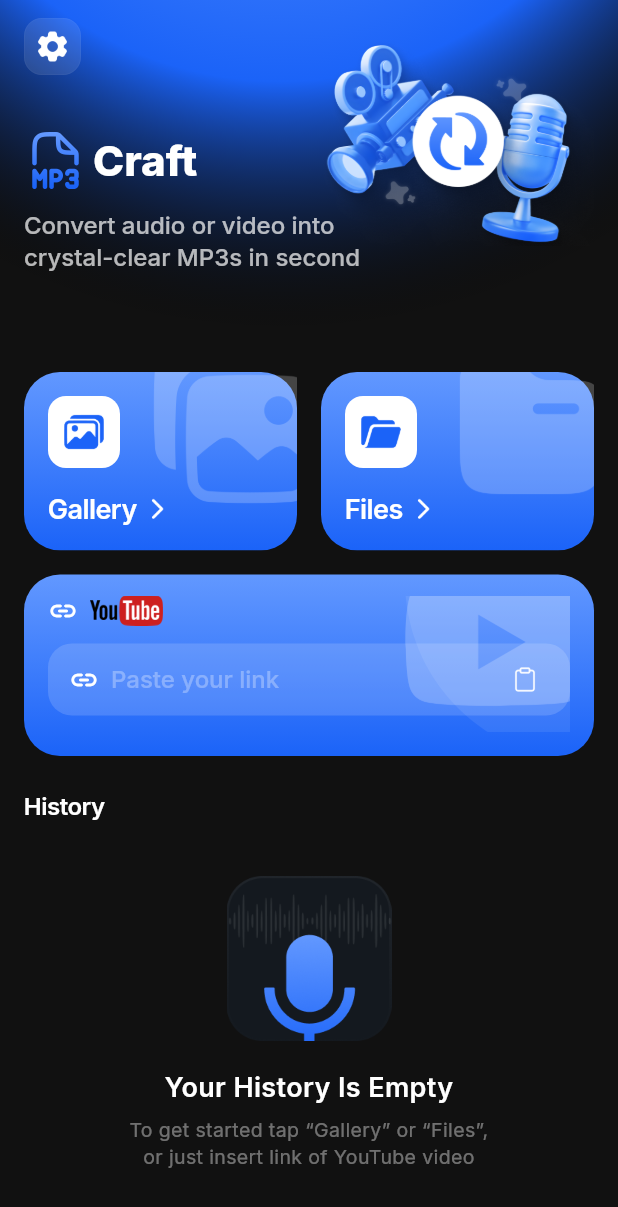
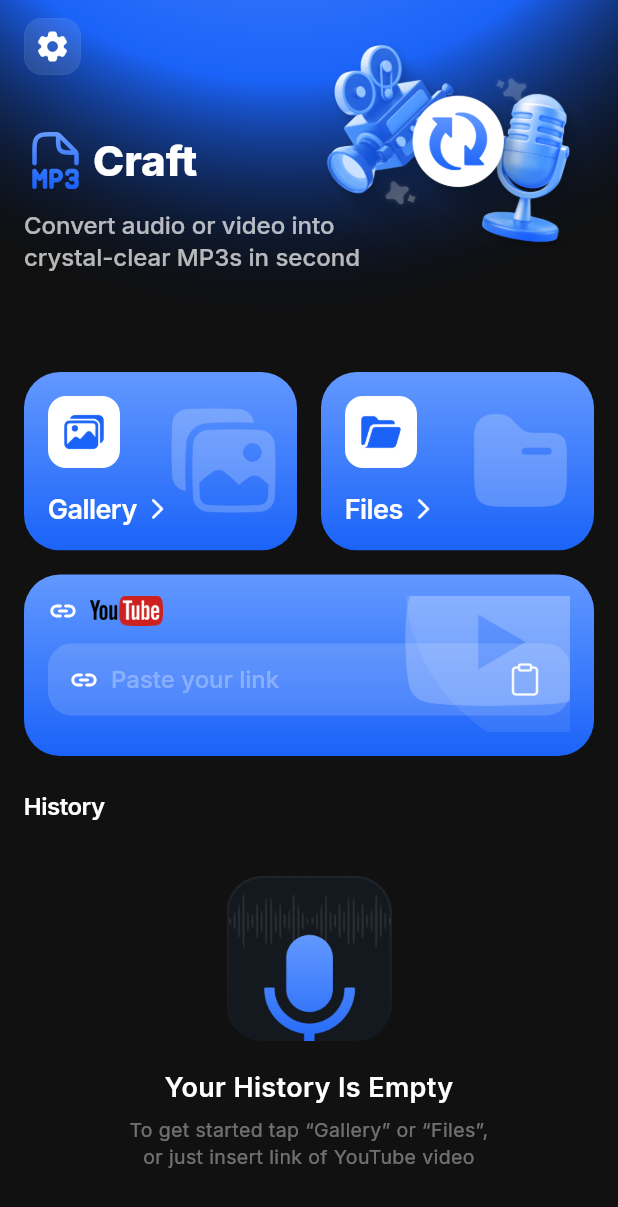
Before and after one commit to aleksandr-chaika/video-to-audio, a Flutter app: the screen it shows after launch, on a phone screen of 412 x 824 dp. Shown: the top 1207 px of the screen. Run offline on Flutter 3.47's test engine with Material 3 defaults, Android fonts, the phone set to English and light mode, and no system bars; our stand-ins replace dartz, dio, equatable, file_picker, flutter_bloc, get_it and 6 more; accounts and stored records are empty.

Commit message:
feat(ui): pixel-perfect декорации + clipboard + stagger анимация HomePage
Декорации Gallery/Files (Image #21 ref):
- Размер уменьшен с 114×114 до 85×74 (Figma selection bbox)
- Позиция: right:6 top:22 — иконка в правой нижней части card
- Не торчит за границы вверх (как было раньше с top:-23)
- Соответствует Image #23 reference

Clipboard icon в YouTube input (Image #24 ref):
- Размер с 18 до 24 (Figma node 3:176 lucide:clipboard 24×24)
- Иконка видимая, без circle background для paste-режима

Stagger fade+slide анимация на старте HomePage:
- Новый виджет FadeSlideIn (lib/core/widgets/fade_slide_in.dart)
- Каждый блок появляется с offset delay 80ms:
  header(0) → hero(80) → cards(160) → input(240) → history-title(320) → history-empty(400)
- Длительность 480ms, easeOutCubic, slide-up 24% offset → 0
- Безopasно для re-builds (контроллер dispose в state)

````diff
--- /dev/null
+++ b/mobile/lib/core/widgets/fade_slide_in.dart
@@ -0,0 +1,62 @@
+import 'package:flutter/material.dart';
+
+/// Простой fade-in + slide-up на старте экрана. Используется для
+/// staggered-появления блоков HomePage (header → hero → cards → input → history).
+///
+/// Применение:
+/// ```dart
+/// FadeSlideIn(delay: Duration(milliseconds: 80), child: AppLogo())
+/// ```
+class FadeSlideIn extends StatefulWidget {
+  const FadeSlideIn({
+    required this.child,
+    super.key,
+    this.delay = Duration.zero,
+    this.duration = const Duration(milliseconds: 480),
+    this.offsetY = 24,
+    this.curve = Curves.easeOutCubic,
+  });
+
+  final Widget child;
+  final Duration delay;
+  final Duration duration;
+  final double offsetY;
+  final Curve curve;
+
+  @override
+  State<FadeSlideIn> createState() => _FadeSlideInState();
+}
+
+class _FadeSlideInState extends State<FadeSlideIn>
+    with SingleTickerProviderStateMixin {
+  late final AnimationController _controller =
+      AnimationController(vsync: this, duration: widget.duration);
+  late final Animation<double> _opacity =
+      CurvedAnimation(parent: _controller, curve: widget.curve);
+  late final Animation<Offset> _slide = Tween<Offset>(
+    begin: Offset(0, widget.offsetY / 100),
+    end: Offset.zero,
+  ).animate(CurvedAnimation(parent: _controller, curve: widget.curve));
+
+  @override
+  void initState() {
+    super.initState();
+    Future<void>.delayed(widget.delay, () {
+      if (mounted) _controller.forward();
+    });
+  }
+
+  @override
+  void dispose() {
+    _controller.dispose();
+    super.dispose();
+  }
+
+  @override
+  Widget build(BuildContext context) {
+    return FadeTransition(
+      opacity: _opacity,
+      child: SlideTransition(position: _slide, child: widget.child),
+    );
+  }
+}
--- a/mobile/lib/core/widgets/icon_card_button.dart
+++ b/mobile/lib/core/widgets/icon_card_button.dart
@@ -49,16 +49,16 @@ class IconCardButton extends StatelessWidget {
             child: Stack(
               clipBehavior: Clip.hardEdge,
               children: <Widget>[
-                // Большая полупрозрачная иконка-декорация — pixel-perfect
-                // по Figma (frame 3:139 / 3:150): 114×114, left:83, top:-23
-                // внутри card 163.5×119. Иконка занимает правую половину
-                // card и слегка торчит вверх и вправо за её границы.
+                // Полупрозрачная иконка-декорация — visible-bbox 85.5×73.65
+                // по Figma (Image #21 selection): уменьшена с 114×114 до
+                // 85×74, расположена в правой нижней четверти card без
+                // торчания вверх. Watermark поверх gradient.
                 if (backgroundDecorationAsset != null)
                   Positioned(
-                    left: 83,
-                    top: -23,
-                    width: 114,
-                    height: 114,
+                    right: 6,
+                    top: 22,
+                    width: 86,
+                    height: 74,
                     child: IgnorePointer(
                       child: Opacity(
                         opacity: 0.22,
--- a/mobile/lib/core/widgets/url_input_field.dart
+++ b/mobile/lib/core/widgets/url_input_field.dart
@@ -305,7 +305,7 @@ class _RoundIconButton extends StatelessWidget {
             child: AppIcon(
               assetPath: iconAsset,
               fallback: icon,
-              size: 18,
+              size: 24, // Figma 3:176 lucide:clipboard — 24×24 без circle bg
               color: AppColors.textPrimary,
             ),
           ),
--- a/mobile/lib/features/home/presentation/pages/home_page.dart
+++ b/mobile/lib/features/home/presentation/pages/home_page.dart
@@ -10,6 +10,7 @@ import '../../../../app/theme/app_text_styles.dart';
 import '../../../../core/utils/file_utils.dart';
 import '../../../../core/utils/platform_utils.dart';
 import '../../../../core/widgets/app_logo.dart';
+import '../../../../core/widgets/fade_slide_in.dart';
 import '../../../../core/widgets/icon_button_circle.dart';
 import '../../../../core/widgets/icon_card_button.dart';
 import '../../../../core/widgets/url_input_field.dart';
@@ -107,23 +108,43 @@ class _HomePageState extends State<HomePage> {
                 crossAxisAlignment: CrossAxisAlignment.start,
                 children: <Widget>[
                   const SizedBox(height: AppDimens.space12),
-                  _Header(onSettings: () => context.push('/settings')),
+                  // Каждый блок — собственная staggered fade+slide анимация
+                  // на старте: header → hero → cards → input → history.
+                  FadeSlideIn(
+                    delay: const Duration(milliseconds: 0),
+                    child: _Header(onSettings: () => context.push('/settings')),
+                  ),
                   const SizedBox(height: AppDimens.space12),
-                  const AppLogo(),
+                  const FadeSlideIn(
+                    delay: Duration(milliseconds: 80),
+                    child: AppLogo(),
+                  ),
                   const SizedBox(height: AppDimens.space24),
-                  _SourceCardsRow(
+                  FadeSlideIn(
+                    delay: const Duration(milliseconds: 160),
+                    child: _SourceCardsRow(
                       onGallery: _pickFromGallery,
                       onFiles: _pickFromFiles,
                     ),
+                  ),
                   const SizedBox(height: AppDimens.space16),
-                  UrlInputField(
+                  FadeSlideIn(
+                    delay: const Duration(milliseconds: 240),
+                    child: UrlInputField(
                       controller: _urlController,
                       onSubmit: _submitYoutube,
                     ),
+                  ),
                   const SizedBox(height: AppDimens.space24),
+                  FadeSlideIn(
+                    delay: const Duration(milliseconds: 320),
+                    child:
                         Text('History', style: AppTextStyles.sectionTitle),
+                  ),
                   const SizedBox(height: AppDimens.space14),
-                  _HistorySection(
+                  FadeSlideIn(
+                    delay: const Duration(milliseconds: 400),
+                    child: _HistorySection(
                       onTapItem: (HistoryItem item) => context.go(
                         '/result',
                         extra: <String, Object?>{
@@ -135,6 +156,7 @@ class _HomePageState extends State<HomePage> {
                         },
                       ),
                       onMore: (HistoryItem item) => _showMore(context, item),
+                    ),
                   ),
                   const SizedBox(height: AppDimens.space24),
                 ],
````
Lines whose indentation alone changed are shown as unchanged.
